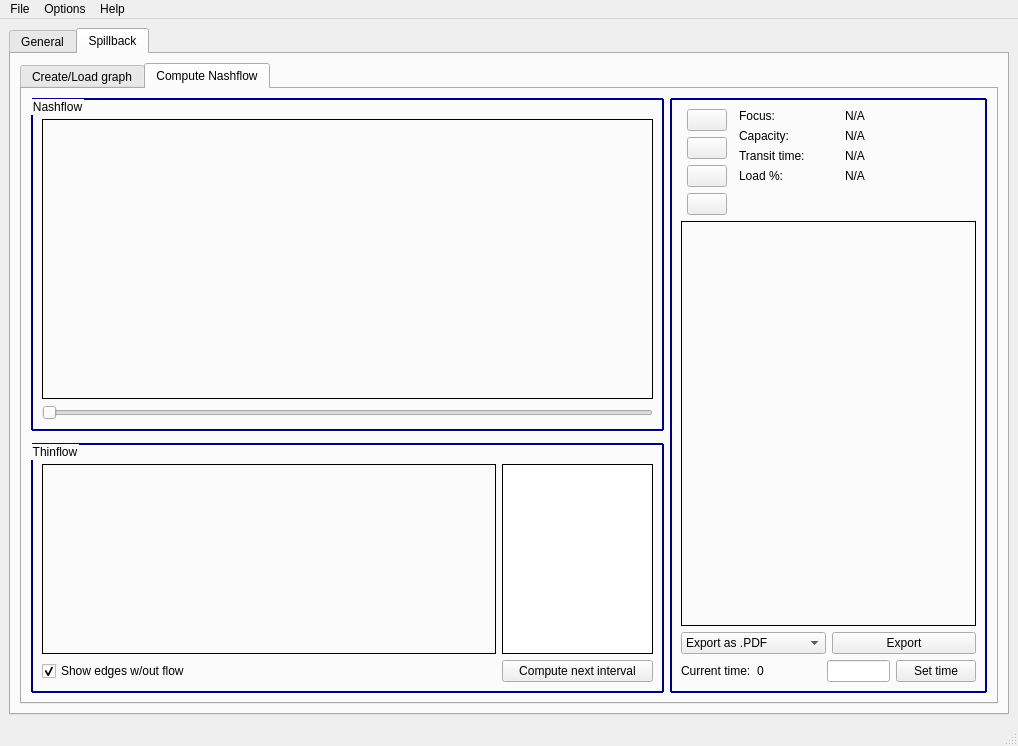
First picture: the form in source/ui/mainWdw.ui, repository LeonSering/NashFlowComputation, before the edit.
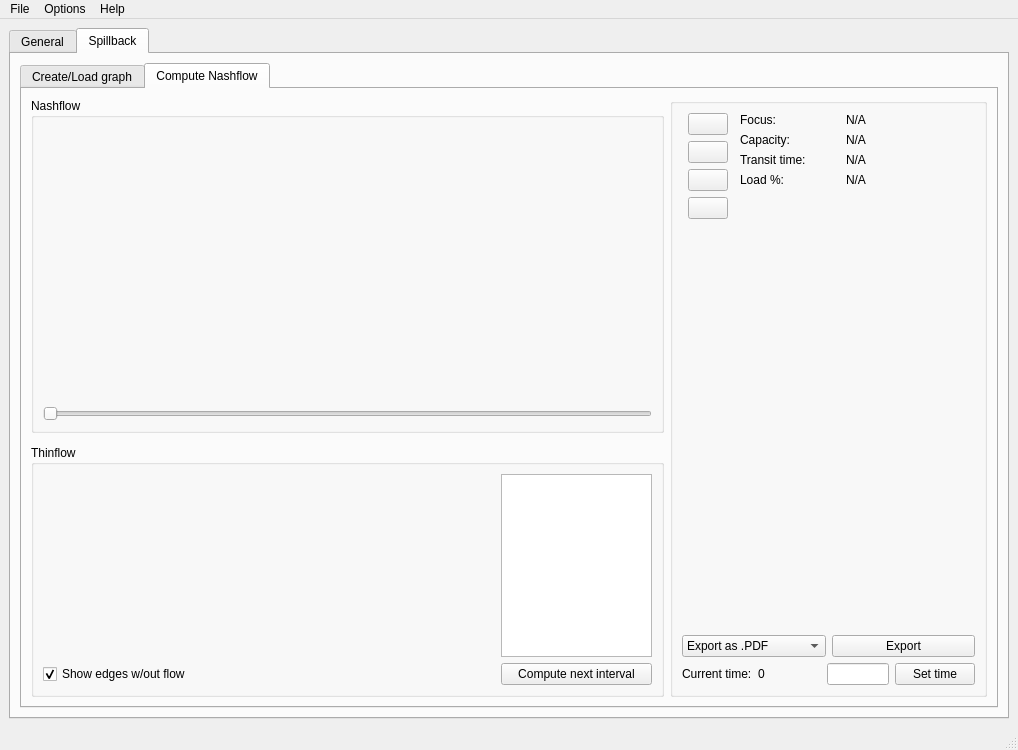
Second picture: the form after the edit. The open tabs and pages were chosen to show the change. Icons and pictures are not drawn.

The edit to the form file:
```diff
--- a/source/ui/mainWdw.ui
+++ b/source/ui/mainWdw.ui
@@ -7,7 +7,7 @@
     <x>0</x>
     <y>0</y>
     <width>1018</width>
-    <height>746</height>
+    <height>750</height>
    </rect>
   </property>
   <property name="windowTitle">
@@ -1440,32 +1440,10 @@
                 <verstretch>4</verstretch>
                </sizepolicy>
               </property>
-              <property name="styleSheet">
-               <string notr="true">QGroupBox { 
-     border: 2px solid rgb(0, 0, 127); 
-     border-radius: 1px; 
- } </string>
-              </property>
               <property name="title">
                <string>Nashflow</string>
               </property>
               <layout class="QVBoxLayout" name="verticalLayout_9">
-               <item>
-                <spacer name="verticalSpacer_12">
-                 <property name="orientation">
-                  <enum>Qt::Vertical</enum>
-                 </property>
-                 <property name="sizeType">
-                  <enum>QSizePolicy::Fixed</enum>
-                 </property>
-                 <property name="sizeHint" stdset="0">
-                  <size>
-                   <width>20</width>
-                   <height>10</height>
-                  </size>
-                 </property>
-                </spacer>
-               </item>
                <item>
                 <widget class="QFrame" name="plotAnimationFrame_spillback">
                  <property name="sizePolicy">
@@ -1474,9 +1452,6 @@
                    <verstretch>2</verstretch>
                   </sizepolicy>
                  </property>
-                 <property name="frameShape">
-                  <enum>QFrame::Box</enum>
-                 </property>
                 </widget>
                </item>
                <item>
@@ -1497,56 +1472,11 @@
                 <verstretch>3</verstretch>
                </sizepolicy>
               </property>
-              <property name="styleSheet">
-               <string notr="true">QGroupBox { 
-     border: 2px solid rgb(0, 0, 127); 
-     border-radius: 1px; 
- } </string>
-              </property>
               <property name="title">
                <string>Thinflow</string>
               </property>
               <layout class="QGridLayout" name="gridLayout_14">
-               <item row="0" column="0">
-                <spacer name="verticalSpacer_14">
-                 <property name="orientation">
-                  <enum>Qt::Vertical</enum>
-                 </property>
-                 <property name="sizeType">
-                  <enum>QSizePolicy::Fixed</enum>
-                 </property>
-                 <property name="sizeHint" stdset="0">
-                  <size>
-                   <width>20</width>
-                   <height>10</height>
-                  </size>
-                 </property>
-                </spacer>
-               </item>
-               <item row="1" column="0" rowspan="2">
-                <widget class="QFrame" name="plotNTFFrame_spillback">
-                 <property name="sizePolicy">
-                  <sizepolicy hsizetype="Preferred" vsizetype="Preferred">
-                   <horstretch>3</horstretch>
-                   <verstretch>0</verstretch>
-                  </sizepolicy>
-                 </property>
-                 <property name="frameShape">
-                  <enum>QFrame::Box</enum>
-                 </property>
-                </widget>
-               </item>
-               <item row="3" column="0">
-                <widget class="QCheckBox" name="showEdgesWithoutFlowCheckBox_spillback">
-                 <property name="text">
-                  <string>Show edges w/out flow</string>
-                 </property>
-                 <property name="checked">
-                  <bool>true</bool>
-                 </property>
-                </widget>
-               </item>
-               <item row="1" column="1" rowspan="2">
+               <item row="0" column="1" rowspan="2">
                 <widget class="QListWidget" name="intervalsListWidget_spillback">
                  <property name="sizePolicy">
                   <sizepolicy hsizetype="Expanding" vsizetype="Expanding">
@@ -1554,18 +1484,12 @@
                    <verstretch>0</verstretch>
                   </sizepolicy>
                  </property>
-                 <property name="frameShape">
-                  <enum>QFrame::Box</enum>
-                 </property>
-                 <property name="frameShadow">
-                  <enum>QFrame::Plain</enum>
-                 </property>
                  <property name="selectionMode">
                   <enum>QAbstractItemView::NoSelection</enum>
                  </property>
                 </widget>
                </item>
-               <item row="3" column="1">
+               <item row="2" column="1">
                 <widget class="QPushButton" name="computeIntervalPushButton_spillback">
                  <property name="sizePolicy">
                   <sizepolicy hsizetype="Preferred" vsizetype="Preferred">
@@ -1587,6 +1511,26 @@
                  </property>
                 </widget>
                </item>
+               <item row="0" column="0" rowspan="2">
+                <widget class="QFrame" name="plotNTFFrame_spillback">
+                 <property name="sizePolicy">
+                  <sizepolicy hsizetype="Preferred" vsizetype="Preferred">
+                   <horstretch>3</horstretch>
+                   <verstretch>0</verstretch>
+                  </sizepolicy>
+                 </property>
+                </widget>
+               </item>
+               <item row="2" column="0">
+                <widget class="QCheckBox" name="showEdgesWithoutFlowCheckBox_spillback">
+                 <property name="text">
+                  <string>Show edges w/out flow</string>
+                 </property>
+                 <property name="checked">
+                  <bool>true</bool>
+                 </property>
+                </widget>
+               </item>
               </layout>
              </widget>
             </item>
@@ -1598,12 +1542,6 @@
                 <verstretch>0</verstretch>
                </sizepolicy>
               </property>
-              <property name="styleSheet">
-               <string notr="true">QGroupBox { 
-     border: 2px solid rgb(0, 0, 127); 
-     border-radius: 1px; 
- } </string>
-              </property>
               <property name="title">
                <string/>
               </property>
@@ -1800,9 +1738,6 @@
                    <verstretch>1</verstretch>
                   </sizepolicy>
                  </property>
-                 <property name="frameShape">
-                  <enum>QFrame::Box</enum>
-                 </property>
                 </widget>
                </item>
                <item>
```
Left out of the diff: 147 changed lines with no effect on the pictures.
